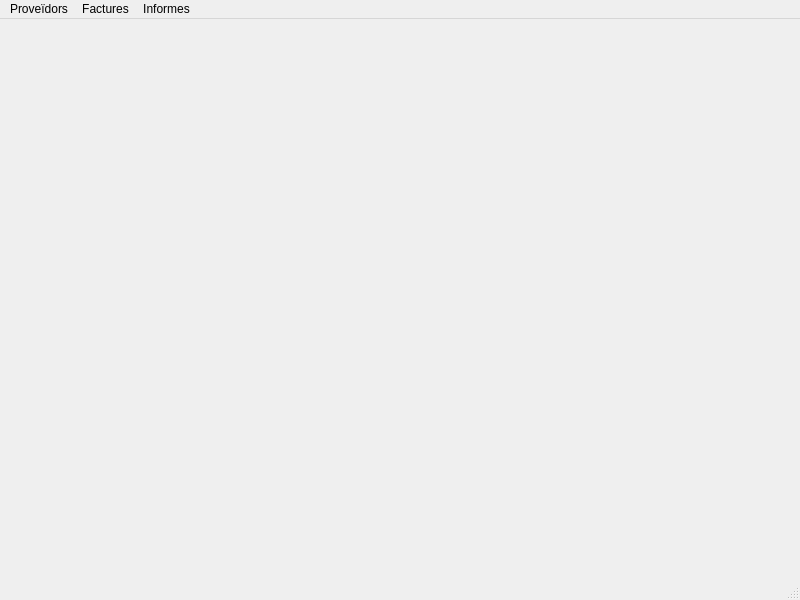
First picture: the form in src/ui/main_window.ui, repository lockedofh/GestionS, before the edit.
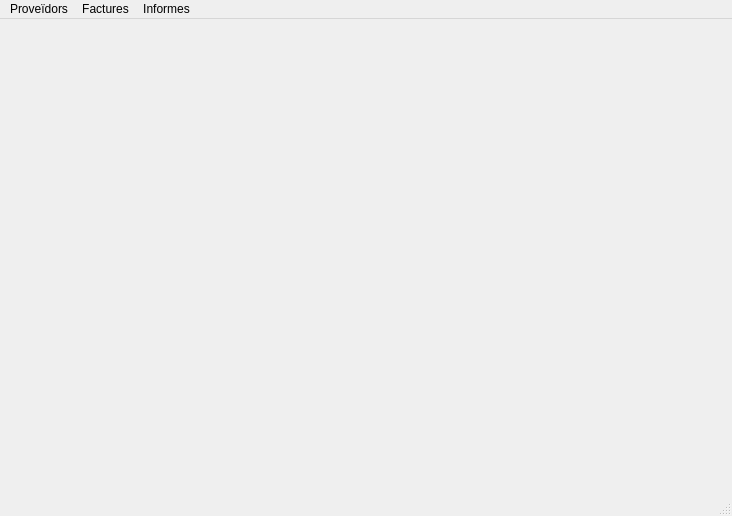
Second picture: the form after the edit. Icons and pictures are not drawn.

The edit to the form file:
```diff
--- a/src/ui/main_window.ui
+++ b/src/ui/main_window.ui
@@ -6,20 +6,32 @@
    <rect>
     <x>0</x>
     <y>0</y>
-    <width>800</width>
-    <height>600</height>
+    <width>732</width>
+    <height>516</height>
    </rect>
   </property>
   <property name="windowTitle">
    <string>MainWindow</string>
   </property>
-  <widget class="QWidget" name="centralwidget"/>
+  <widget class="QWidget" name="centralwidget">
+   <property name="autoFillBackground">
+    <bool>false</bool>
+   </property>
+   <property name="styleSheet">
+    <string notr="true">background-image: url('ruta/a/imagen.jpg'); background-position: center; background-repeat: no-repeat;</string>
+   </property>
+   <layout class="QVBoxLayout" name="verticalLayout_2">
+    <item>
+     <layout class="QVBoxLayout" name="verticalLayout"/>
+    </item>
+   </layout>
+  </widget>
   <widget class="QMenuBar" name="menubar">
    <property name="geometry">
     <rect>
      <x>0</x>
      <y>0</y>
-     <width>800</width>
+     <width>732</width>
      <height>22</height>
     </rect>
    </property>
```
Left out of the diff: 2 changed lines with no effect on the pictures.
